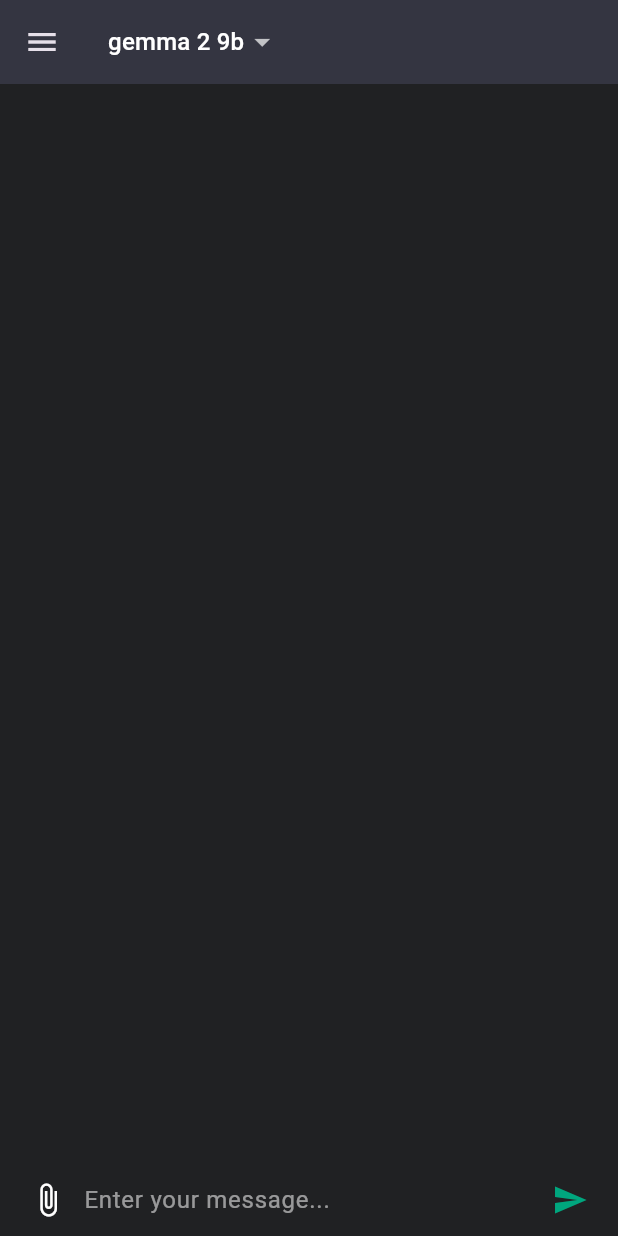
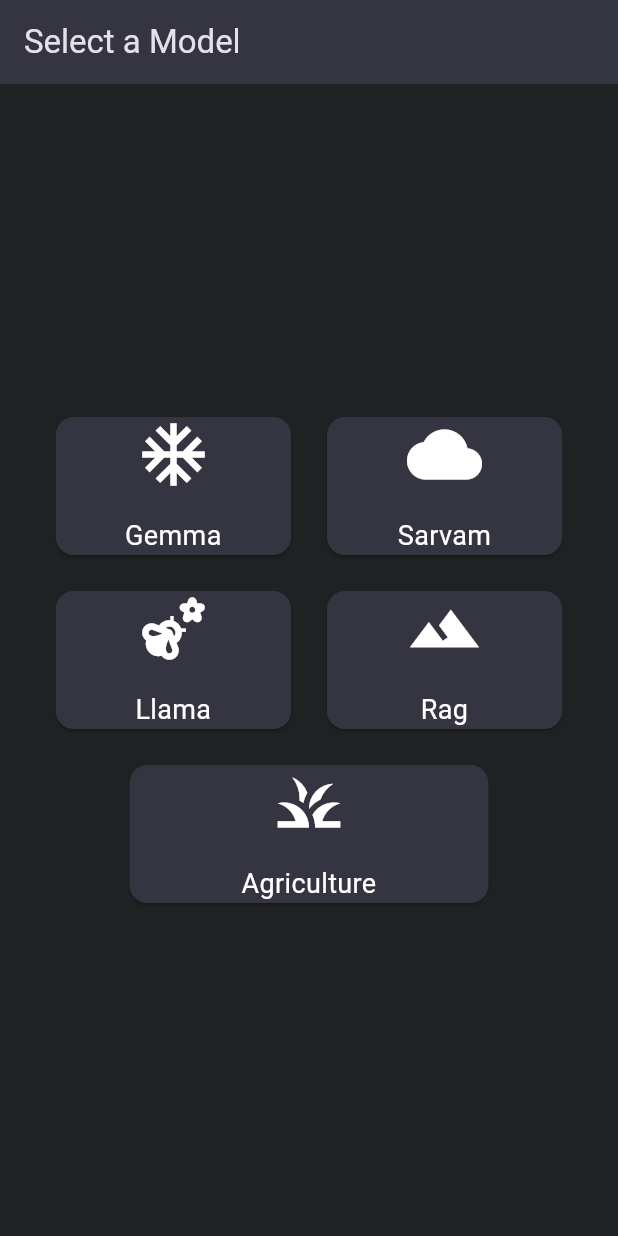
Before and after one commit to pranav2811/punjabigpt, a Flutter app: the screen it shows once a user with an empty profile is signed in, on a phone screen of 412 x 824 dp. Run offline on Flutter 3.47's test engine with Material 3 defaults, Android fonts, the phone set to English and light mode, and no system bars; our stand-ins replace cloud_firestore, firebase_auth, firebase_core, fluttertoast; accounts and stored records are empty; network calls fail.

Commit message:
added model change screen

```diff
--- a/lib/main.dart
+++ b/lib/main.dart
@@ -2,7 +2,8 @@ import 'package:firebase_core/firebase_core.dart';
 import 'package:flutter/material.dart';
 import 'package:firebase_auth/firebase_auth.dart';
 import 'package:punjabigpt/screens/loginpage.dart';
-import 'package:punjabigpt/screens/chat_screen.dart'; // Assuming you have a ChatScreen widget
+import 'package:punjabigpt/screens/chat_screen.dart';
+import 'package:punjabigpt/screens/model_selection_screen.dart'; // Assuming you have a ChatScreen widget
 
 void main() async {
   WidgetsFlutterBinding.ensureInitialized();
@@ -49,7 +50,7 @@ class AuthWrapper extends StatelessWidget {
           if (user == null) {
             return LoginPage(); // If user is null, show login page
           } else {
-            return const ChatScreen(); // If user is signed in, show the home screen
+            return const ModelSelectionScreen(); // If user is signed in, show the home screen
           }
         }
 
--- a/lib/screens/chat_screen.dart
+++ b/lib/screens/chat_screen.dart
@@ -3,12 +3,12 @@ import 'package:http/http.dart' as http;
 import 'dart:convert';
 import 'package:firebase_auth/firebase_auth.dart';
 import 'package:cloud_firestore/cloud_firestore.dart';
-import 'package:punjabigpt/screens/loginpage.dart';
-import 'package:file_picker/file_picker.dart';
-import 'package:google_ml_kit/google_ml_kit.dart';
+import 'model_selection_screen.dart'; // Import Model Selection Screen
 
 class ChatScreen extends StatefulWidget {
-  const ChatScreen({super.key});
+  final String serverUrl;
+
+  const ChatScreen({Key? key, required this.serverUrl}) : super(key: key);
 
   @override
   _ChatScreenState createState() => _ChatScreenState();
@@ -16,81 +16,32 @@ class ChatScreen extends StatefulWidget {
 
 class _ChatScreenState extends State<ChatScreen> {
   final TextEditingController _controller = TextEditingController();
-  final List<Map<String, dynamic>> _messages = [];
-  final List<Map<String, dynamic>> _chatHistory = [];
-  String? _currentChatTitle;
-  String _selectedModel = 'gemma 2 9b';
-  final List<String> _models = ['gemma 2 9b', 'llama 3', 'Sarvam - 1'];
-  String? _extractedText;
-  String? _attachedFileName;
-  String? _attachedFilePath;
-  bool _isUploading = false;
+  final List<Map<String, String>> _messages = [];
+  final List<Map<String, String>> _chatHistory = [];
+  String? _currentChatTitle; // Track the current chat title
 
   @override
   void initState() {
     super.initState();
-    _loadChatHistory();
-  }
-
-  Future<void> _extractTextFromFile(String filePath) async {
-    final textRecognizer = GoogleMlKit.vision.textRecognizer();
-    try {
-      final inputImage = InputImage.fromFilePath(filePath);
-      final recognizedText = await textRecognizer.processImage(inputImage);
-
-      setState(() {
-        _extractedText = recognizedText.text;
-        _isUploading = false;
-      });
-    } catch (e) {
-      print("Failed to extract text: $e");
-    } finally {
-      textRecognizer.close();
-    }
-  }
-
-  Future<void> _attachFile() async {
-    FilePickerResult? result = await FilePicker.platform.pickFiles();
-    if (result != null && result.files.single != null) {
-      setState(() {
-        _attachedFileName = result.files.single.name;
-        _attachedFilePath = result.files.single.path;
-        _isUploading = true;
-      });
-
-      if (_attachedFilePath != null) {
-        await _extractTextFromFile(_attachedFilePath!);
-      }
-    } else {
-      print("No file selected.");
-    }
+    _loadChatHistory(); // Load chat history from Firebase on initialization
   }
 
   void _sendMessage() async {
-    if (_controller.text.isEmpty && _attachedFilePath == null) return;
+    if (_controller.text.isEmpty) return;
 
     String userMessage = _controller.text;
 
     setState(() {
-      if (_attachedFilePath != null) {
-        _messages.add({
-          "role": "user",
-          "message": userMessage,
-          "fileName": _attachedFileName,
-          "filePath": _attachedFilePath,
-        });
-      } else {
       _messages.add({"role": "user", "message": userMessage});
-      }
       _controller.clear();
-      _attachedFileName = null;
-      _attachedFilePath = null;
-      _extractedText = null;
     });
 
+    // Dynamically update the chat title if it's the first message
     if (_currentChatTitle == "New Chat") {
       setState(() {
         _currentChatTitle = _getFirstFiveWords(userMessage);
+
+        // Update the title in the sidebar chat history
         int chatIndex =
             _chatHistory.indexWhere((chat) => chat['title'] == "New Chat");
         if (chatIndex != -1) {
@@ -99,30 +50,11 @@ class _ChatScreenState extends State<ChatScreen> {
       });
     }
 
-    // Select the appropriate API URL based on the selected model
-    String url;
-    switch (_selectedModel) {
-      case 'gemma 2 9b':
-        url = "https://5c00-34-125-215-19.ngrok-free.app/predict";
-        break;
-      case 'llama 3':
-        url = "https://5c00-34-125-215-19.ngrok-free.app/predict";
-        break;
-      case 'Sarvam - 1':
-        url = "https://5c00-34-125-215-19.ngrok-free.app/predict";
-        break;
-      default:
-        url = "https://5c00-34-125-215-19.ngrok-free.app/predict";
-        break;
-    }
-
+    // Send the message to the server and get a response
     var response = await http.post(
-      Uri.parse(url),
+      Uri.parse(widget.serverUrl),
       headers: {"Content-Type": "application/json"},
-      body: jsonEncode({
-        "prompt": _extractedText ?? userMessage,
-        "model": _selectedModel,
-      }),
+      body: jsonEncode({"prompt": userMessage}),
     );
 
     if (response.statusCode == 200) {
@@ -148,25 +80,31 @@ class _ChatScreenState extends State<ChatScreen> {
     }
 
     if (_messages.isNotEmpty && _currentChatTitle != null) {
+      // Prevent duplicate entries in the local chat history
+      if (_chatHistory.any((chat) => chat['title'] == _currentChatTitle)) {
+        print("Chat already exists in history. Skipping duplicate.");
+      } else {
         _chatHistory.add({
           "title": _currentChatTitle!,
           "messages": jsonEncode(_messages),
         });
+      }
 
+      // Save each chat to Firestore
       try {
         await FirebaseFirestore.instance
             .collection('users')
             .doc(user.uid)
             .collection('chats')
-            .doc(_currentChatTitle)
+            .doc(_currentChatTitle) // Use chat title as the document ID
             .set({"messages": jsonEncode(_messages)});
         print("Chat history saved to Firestore.");
       } catch (e) {
         print("Failed to save chat history: $e");
       }
 
-      _messages.clear();
-      _currentChatTitle = null;
+      _messages.clear(); // Clear current chat
+      _currentChatTitle = null; // Reset current chat title
       setState(() {});
     }
   }
@@ -189,7 +127,7 @@ class _ChatScreenState extends State<ChatScreen> {
         _chatHistory.clear();
         for (var doc in chatDocs.docs) {
           _chatHistory.add({
-            "title": doc.id,
+            "title": doc.id, // Document ID is the chat title
             "messages": doc.data()['messages'],
           });
         }
@@ -201,23 +139,19 @@ class _ChatScreenState extends State<ChatScreen> {
   }
 
   void _startNewChat() {
-    // Save the current chat to history if it exists
-    if (_currentChatTitle != null && _messages.isNotEmpty) {
-      _saveChatToHistory();
-    }
+    _saveChatToHistory(); // Save the current chat before starting a new one
 
     setState(() {
-      // Clear messages for the new chat
-      _messages.clear();
+      _messages.clear(); // Clear the current chat messages
+      _currentChatTitle = "New Chat"; // Set default title for the new chat
 
-      // Create a unique title for the new chat
-      _currentChatTitle = "New Chat ";
-
-      // Add the new chat to the chat history
+      // Add the new chat to the sidebar if it doesn't already exist
+      if (!_chatHistory.any((chat) => chat['title'] == _currentChatTitle)) {
         _chatHistory.add({
           "title": _currentChatTitle!,
-        "messages": jsonEncode([]), // Start with an empty chat
+          "messages": jsonEncode([]), // Empty chat initially
         });
+      }
     });
   }
 
@@ -229,6 +163,7 @@ class _ChatScreenState extends State<ChatScreen> {
     }
 
     try {
+      // Delete the chat from Firestore
       await FirebaseFirestore.instance
           .collection('users')
           .doc(user.uid)
@@ -239,10 +174,22 @@ class _ChatScreenState extends State<ChatScreen> {
       setState(() {
         _chatHistory.removeAt(index);
       });
-      print("Chat deleted from Firestore and local history.");
+      print("Chat deleted from Firestore.");
     } catch (e) {
       print("Failed to delete chat: $e");
     }
+  }
+
+  void _logout() {
+    FirebaseAuth.instance.signOut();
+    Navigator.popUntil(context, (route) => route.isFirst);
+  }
+
+  void _changeModel() {
+    Navigator.pushReplacement(
+      context,
+      MaterialPageRoute(builder: (context) => const ModelSelectionScreen()),
+    );
   }
 
   String _getFirstFiveWords(String message) {
@@ -254,61 +201,7 @@ class _ChatScreenState extends State<ChatScreen> {
     }
   }
 
-  Widget _buildMessageInput() {
-    return Row(
-      children: [
-        IconButton(
-          onPressed: _attachFile,
-          icon: const Icon(Icons.attach_file, color: Colors.white),
-        ),
-        Expanded(
-          child: Column(
-            crossAxisAlignment: CrossAxisAlignment.start,
-            children: [
-              if (_attachedFileName != null)
-                Row(
-                  children: [
-                    const Icon(Icons.insert_drive_file, color: Colors.white),
-                    const SizedBox(width: 8.0),
-                    Expanded(
-                      child: Text(
-                        _attachedFileName!,
-                        style: const TextStyle(color: Colors.white),
-                        overflow: TextOverflow.ellipsis,
-                      ),
-                    ),
-                    if (_isUploading)
-                      const SizedBox(
-                        width: 20,
-                        height: 20,
-                        child: CircularProgressIndicator(
-                          strokeWidth: 2.0,
-                          color: Colors.white,
-                        ),
-                      ),
-                  ],
-                ),
-              TextField(
-                controller: _controller,
-                style: const TextStyle(color: Colors.white),
-                decoration: const InputDecoration(
-                  hintText: 'Enter your message...',
-                  hintStyle: TextStyle(color: Colors.white54),
-                  border: InputBorder.none,
-                ),
-              ),
-            ],
-          ),
-        ),
-        IconButton(
-          icon: const Icon(Icons.send, color: Color(0xFF00A67E)),
-          onPressed: _sendMessage,
-        ),
-      ],
-    );
-  }
-
-  Widget _buildMessage(Map<String, dynamic> message) {
+  Widget _buildMessage(Map<String, String> message) {
     bool isUserMessage = message['role'] == 'user';
     return Align(
       alignment: isUserMessage ? Alignment.centerRight : Alignment.centerLeft,
@@ -320,25 +213,9 @@ class _ChatScreenState extends State<ChatScreen> {
               isUserMessage ? const Color(0xFF343541) : const Color(0xFF444654),
           borderRadius: BorderRadius.circular(20.0),
         ),
-        child: Column(
-          crossAxisAlignment: CrossAxisAlignment.start,
-          children: [
-            if (message['fileName'] != null)
-              Row(
-                children: [
-                  const Icon(Icons.insert_drive_file, color: Colors.white),
-                  const SizedBox(width: 8.0),
-                  Text(
-                    message['fileName'],
-                    style: const TextStyle(color: Colors.white),
-                  ),
-                ],
-              ),
-            Text(
-              message['message'] ?? '',
+        child: Text(
+          message['message']!,
           style: const TextStyle(color: Colors.white, fontSize: 16.0),
-            ),
-          ],
         ),
       ),
     );
@@ -350,9 +227,11 @@ class _ChatScreenState extends State<ChatScreen> {
       itemCount: _chatHistory.length,
       itemBuilder: (context, index) {
         return ListTile(
+          contentPadding: const EdgeInsets.symmetric(horizontal: 12.0),
           title: Text(
             _chatHistory[index]['title']!,
-            style: const TextStyle(color: Colors.white),
+            style: const TextStyle(
+                color: Colors.white, fontWeight: FontWeight.bold),
           ),
           trailing: PopupMenuButton<String>(
             icon: const Icon(Icons.more_vert, color: Colors.white),
@@ -361,20 +240,22 @@ class _ChatScreenState extends State<ChatScreen> {
                 _deleteChat(index);
               }
             },
-            itemBuilder: (context) {
+            itemBuilder: (BuildContext context) {
               return [
                 const PopupMenuItem(
-                    value: 'delete', child: Text('Delete Chat')),
+                  value: 'delete',
+                  child: Text('Delete Chat'),
+                ),
               ];
             },
           ),
           onTap: () {
-            Navigator.pop(context);
+            Navigator.pop(context); // Close the drawer
             setState(() {
               _messages.clear();
               _messages.addAll(
                 (jsonDecode(_chatHistory[index]['messages']!) as List<dynamic>)
-                    .map((e) => Map<String, dynamic>.from(e))
+                    .map((e) => Map<String, String>.from(e))
                     .toList(),
               );
               _currentChatTitle = _chatHistory[index]['title'];
@@ -391,25 +272,37 @@ class _ChatScreenState extends State<ChatScreen> {
       backgroundColor: const Color(0xFF202123),
       appBar: AppBar(
         backgroundColor: const Color(0xFF343541),
-        title: DropdownButtonHideUnderline(
-          child: DropdownButton<String>(
-            value: _selectedModel,
-            dropdownColor: const Color(0xFF343541),
-            items: _models.map((model) {
-              return DropdownMenuItem(value: model, child: Text(model));
-            }).toList(),
-            onChanged: (newValue) {
-              setState(() {
-                _selectedModel = newValue!;
-              });
+        title: Text(_currentChatTitle ?? "Chat"),
+        actions: [
+          PopupMenuButton<String>(
+            icon: const Icon(Icons.more_vert),
+            onSelected: (value) {
+              if (value == 'logout') {
+                _logout();
+              } else if (value == 'change_model') {
+                _changeModel();
+              }
+            },
+            itemBuilder: (BuildContext context) {
+              return [
+                const PopupMenuItem(
+                  value: 'logout',
+                  child: Text('Log Out'),
+                ),
+                const PopupMenuItem(
+                  value: 'change_model',
+                  child: Text('Change Model'),
+                ),
+              ];
             },
           ),
-        ),
+        ],
       ),
       drawer: Drawer(
         child: Container(
           color: const Color(0xFF202123),
           child: Column(
+            crossAxisAlignment: CrossAxisAlignment.start,
             children: [
               DrawerHeader(
                 decoration: const BoxDecoration(color: Color(0xFF343541)),
@@ -420,10 +313,13 @@ class _ChatScreenState extends State<ChatScreen> {
                       'Chat History',
                       style: TextStyle(fontSize: 24.0, color: Colors.white),
                     ),
+                    const SizedBox(height: 10.0),
                     ListTile(
                       leading: const Icon(Icons.add, color: Colors.white),
-                      title: const Text('New Chat',
-                          style: TextStyle(color: Colors.white)),
+                      title: const Text(
+                        'New Chat',
+                        style: TextStyle(color: Colors.white),
+                      ),
                       onTap: _startNewChat,
                     ),
                   ],
@@ -456,7 +352,25 @@ class _ChatScreenState extends State<ChatScreen> {
           ),
           Padding(
             padding: const EdgeInsets.symmetric(horizontal: 8.0),
-            child: _buildMessageInput(),
+            child: Row(
+              children: [
+                Expanded(
+                  child: TextField(
+                    controller: _controller,
+                    style: const TextStyle(color: Colors.white),
+                    decoration: const InputDecoration(
+                      hintText: 'Enter your message...',
+                      hintStyle: TextStyle(color: Colors.white54),
+                      border: InputBorder.none,
+                    ),
+                  ),
+                ),
+                IconButton(
+                  icon: const Icon(Icons.send, color: Color(0xFF00A67E)),
+                  onPressed: _sendMessage,
+                ),
+              ],
+            ),
           ),
         ],
       ),
--- a/lib/screens/loginpage.dart
+++ b/lib/screens/loginpage.dart
@@ -5,7 +5,7 @@ import 'package:firebase_auth/firebase_auth.dart';
 import 'package:fluttertoast/fluttertoast.dart';
 import 'package:punjabigpt/screens/registrationpage.dart'; // Import the RegistrationPage
 import 'package:punjabigpt/screens/forgotpassword.dart'; // Import the ForgotPasswordPage
-import 'chat_screen.dart'; // Assuming you have a ChatScreen widget
+import 'model_selection_screen.dart'; // Assuming you have a ChatScreen widget
 
 class LoginPage extends StatelessWidget {
   final TextEditingController emailController = TextEditingController();
@@ -99,7 +99,8 @@ class LoginPage extends StatelessWidget {
                         // If successful, navigate to the ChatScreen
                         Navigator.pushReplacement(
                           context,
-                          MaterialPageRoute(builder: (context) => ChatScreen()),
+                          MaterialPageRoute(
+                              builder: (context) => ModelSelectionScreen()),
                         );
                       } on FirebaseAuthException catch (e) {
                         String errorMessage;
--- /dev/null
+++ b/lib/screens/model_selection_screen.dart
@@ -0,0 +1,94 @@
+import 'package:flutter/material.dart';
+import 'chat_screen.dart';
+
+class ModelSelectionScreen extends StatelessWidget {
+  const ModelSelectionScreen({Key? key}) : super(key: key);
+
+  @override
+  Widget build(BuildContext context) {
+    // Define models with their respective server URLs and icons
+    final List<Map<String, dynamic>> models = [
+      {
+        "name": "Gemma",
+        "url": "https://5c00-34-125-215-19.ngrok-free.app/predict",
+        "icon": Icons.ac_unit
+      },
+      {
+        "name": "Sarvam",
+        "url": "https://5c00-34-125-215-19.ngrok-free.app/predict",
+        "icon": Icons.cloud
+      },
+      {
+        "name": "Llama",
+        "url": "https://5c00-34-125-215-19.ngrok-free.app/predict",
+        "icon": Icons.emoji_nature
+      },
+      {
+        "name": "Rag",
+        "url": "https://5c00-34-125-215-19.ngrok-free.app/predict",
+        "icon": Icons.terrain
+      },
+      {
+        "name": "Agriculture",
+        "url": "https://5c00-34-125-215-19.ngrok-free.app/predict",
+        "icon": Icons.grass
+      },
+    ];
+
+    return Scaffold(
+      backgroundColor: const Color(0xFF202123),
+      appBar: AppBar(
+        title: const Text("Select a Model"),
+        backgroundColor: const Color(0xFF343541),
+      ),
+      body: Center(
+        child: Wrap(
+          alignment: WrapAlignment.center,
+          spacing: 16.0,
+          runSpacing: 16.0,
+          children: models.asMap().entries.map((entry) {
+            final index = entry.key;
+            final model = entry.value;
+
+            // Check if this is the last item (Agriculture)
+            final bool isLastItem = index == models.length - 1;
+
+            return Container(
+              width: isLastItem
+                  ? MediaQuery.of(context).size.width *
+                      0.6 // Center Agriculture
+                  : MediaQuery.of(context).size.width * 0.4, // Normal icons
+              child: GestureDetector(
+                onTap: () {
+                  // Navigate to the ChatScreen and pass the selected server URL
+                  Navigator.push(
+                    context,
+                    MaterialPageRoute(
+                      builder: (context) => ChatScreen(serverUrl: model['url']),
+                    ),
+                  );
+                },
+                child: Card(
+                  color: const Color(0xFF343541),
+                  child: Column(
+                    mainAxisAlignment: MainAxisAlignment.center,
+                    children: [
+                      Icon(model['icon'], color: Colors.white, size: 50),
+                      const SizedBox(height: 16.0),
+                      Text(
+                        model['name'],
+                        textAlign: TextAlign.center,
+                        style:
+                            const TextStyle(color: Colors.white, fontSize: 18),
+                      ),
+                    ],
+                  ),
+                ),
+              ),
+            );
+          }).toList(),
+        ),
+      ),
+    );
+  }
+}
--- a/lib/screens/registrationpage.dart
+++ b/lib/screens/registrationpage.dart
@@ -3,7 +3,7 @@ import 'package:punjabigpt/components/my_button.dart';
 import 'package:punjabigpt/components/my_textfield.dart';
 import 'package:firebase_auth/firebase_auth.dart';
 import 'package:fluttertoast/fluttertoast.dart';
-import 'chat_screen.dart'; // Assuming you have a ChatScreen widget
+import 'model_selection_screen.dart'; // Assuming you have a ChatScreen widget
 
 class RegistrationPage extends StatefulWidget {
   const RegistrationPage({super.key});
@@ -161,7 +161,8 @@ class _RegistrationPageState extends State<RegistrationPage> {
                       // Navigate to the ChatScreen
                       Navigator.pushReplacement(
                         context,
-                        MaterialPageRoute(builder: (context) => ChatScreen()),
+                        MaterialPageRoute(
+                            builder: (context) => ModelSelectionScreen()),
                       );
                     } on FirebaseAuthException catch (e) {
                       String errorMessage;
```
Lines whose indentation alone changed are shown as unchanged.
